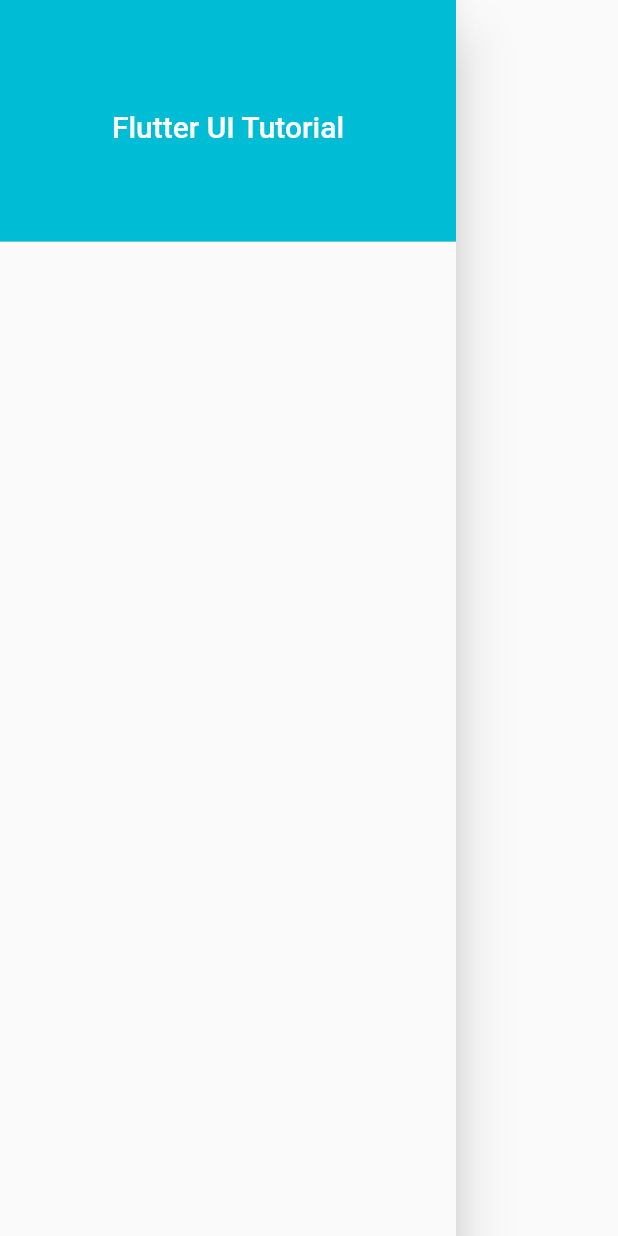
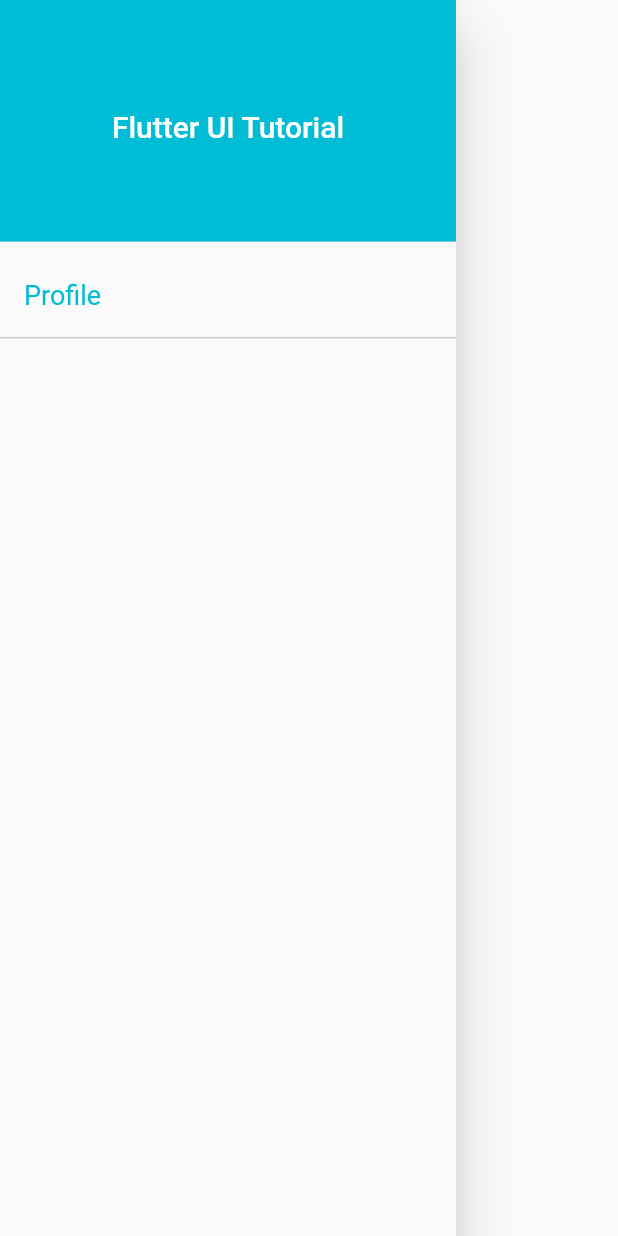
Before and after one commit to Nguyen-Dinh-Sang/Flutter_UITutorial, a Flutter app: the DrawerMenu widget shown alone on an empty page, opened directly, on a phone screen of 412 x 824 dp. Run offline on Flutter 3.47's test engine with Material 2 defaults, Android fonts, the phone set to English and light mode, and no system bars; network calls fail.

Commit message:
FlutterUI-DinhSang: add menu item profile

```diff
--- a/lib/DrawerMenu.dart
+++ b/lib/DrawerMenu.dart
@@ -23,6 +23,10 @@ class DrawerMenu extends StatelessWidget {
               color: Theme.of(context).primaryColor,
             ),
           ),
+          getListTile('Profile', onTap: () {
+            Navigator.pushReplacementNamed(context, '/');
+          }),
+          getLine(),
         ],
       ),
     );
@@ -39,7 +43,7 @@ class DrawerMenu extends StatelessWidget {
 
   Widget getListTile(title, {Function onTap}) {
     return ListTile(
-      title: Text(title),
+      title: Text(title, style: TextStyle(color: Colors.cyan, fontSize: 18.0,),),
       onTap: onTap,
     );
   }
```
